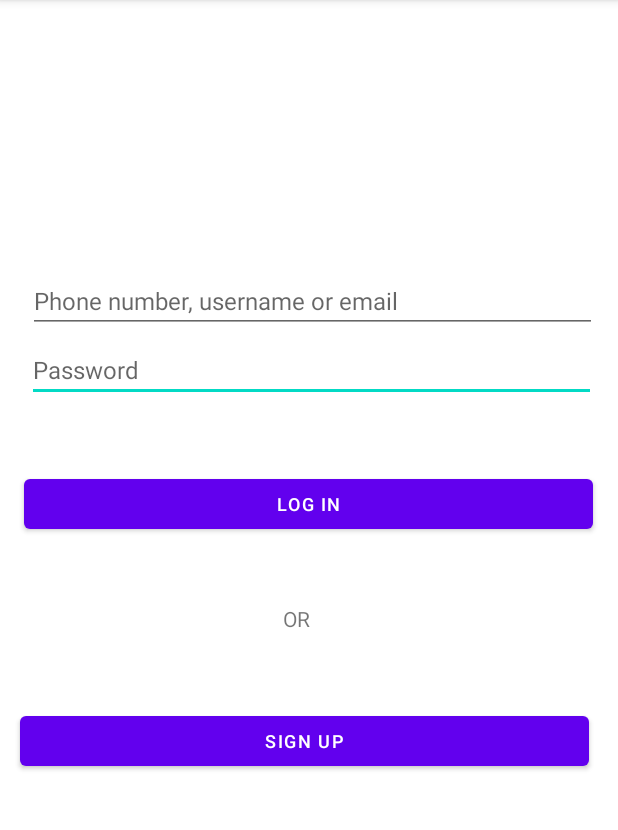
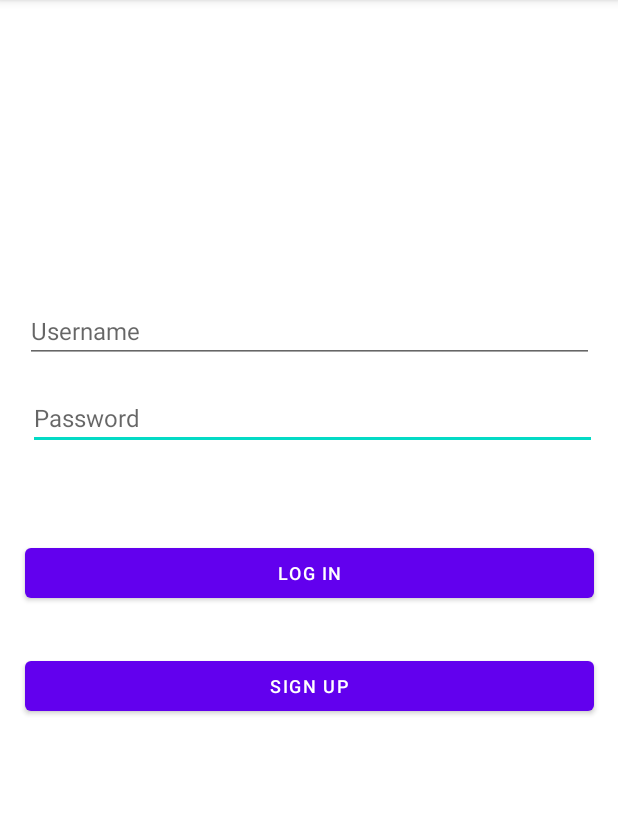
Before and after one commit to Gathr-ly/Gathr-ly-2.0, an Android app: the screen it shows after launch (LoginActivity), on a phone screen of 412 x 824 dp, the part 84-914 px from its top. Run offline under Robolectric (Android 15) with nearby library versions, the phone set to English and light mode, and no system bars; libraries missing offline, so code that uses them is left out: com.parse; 3 statements that could not run were skipped.

Commit message:
loginupdate1

```diff
--- a/app/src/main/res/layout/activity_login.xml
+++ b/app/src/main/res/layout/activity_login.xml
@@ -14,23 +14,22 @@
         android:textSize="12sp"
         app:layout_constraintBottom_toBottomOf="parent"
         app:layout_constraintEnd_toEndOf="parent"
-        app:layout_constraintHorizontal_bias="0.497"
         app:layout_constraintStart_toStartOf="parent"
         app:layout_constraintTop_toBottomOf="@+id/et_password"
-        app:layout_constraintVertical_bias="0.099" />
+        app:layout_constraintVertical_bias="0.141" />
 
     <EditText
         android:id="@+id/et_password"
         android:layout_width="379dp"
         android:layout_height="38dp"
-        android:layout_marginTop="8dp"
+        android:layout_marginTop="20dp"
         android:width="200dp"
         android:ems="10"
         android:hint="Password"
         android:inputType="textPassword"
         android:textSize="16sp"
         app:layout_constraintEnd_toEndOf="parent"
-        app:layout_constraintHorizontal_bias="0.551"
+        app:layout_constraintHorizontal_bias="0.562"
         app:layout_constraintStart_toStartOf="parent"
         app:layout_constraintTop_toBottomOf="@+id/et_username" />
 
@@ -38,12 +37,11 @@
         android:id="@+id/et_username"
         android:layout_width="379dp"
         android:layout_height="38dp"
-        android:layout_marginTop="184dp"
+        android:layout_marginTop="204dp"
         android:width="200dp"
-        android:hint="Phone number, username or email"
+        android:hint="Username"
         android:textSize="16sp"
         app:layout_constraintEnd_toEndOf="parent"
-        app:layout_constraintHorizontal_bias="0.562"
         app:layout_constraintStart_toStartOf="parent"
         app:layout_constraintTop_toTopOf="parent" />
 
@@ -55,20 +53,9 @@
         android:textSize="12sp"
         app:layout_constraintBottom_toBottomOf="parent"
         app:layout_constraintEnd_toEndOf="parent"
-        app:layout_constraintHorizontal_bias="0.404"
         app:layout_constraintStart_toStartOf="parent"
         app:layout_constraintTop_toBottomOf="@id/login_button"
-        app:layout_constraintVertical_bias="0.31" />
-
-    <TextView
-        android:id="@+id/textView"
-        android:layout_width="35dp"
-        android:layout_height="25dp"
-        android:text="OR"
-        app:layout_constraintBottom_toTopOf="@+id/signupBtn"
-        app:layout_constraintEnd_toEndOf="parent"
-        app:layout_constraintStart_toStartOf="parent"
-        app:layout_constraintTop_toBottomOf="@+id/login_button" />
+        app:layout_constraintVertical_bias="0.095" />
 
 
 </androidx.constraintlayout.widget.ConstraintLayout>
```
